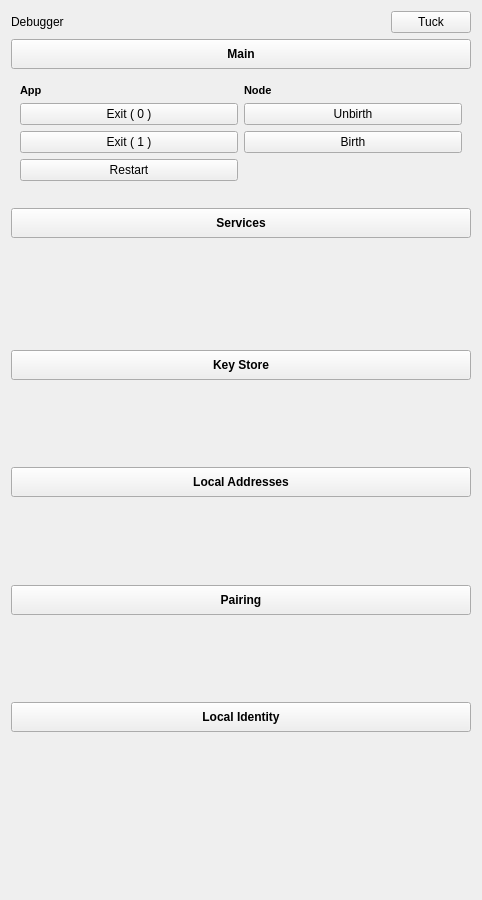
Before: the Qt Designer form integration/v2/src/libs/libuptime/widgets/uptime/ui/DebuggerWidget.ui in mrdeveloperdude/OctoMY, drawn with Qt 5.
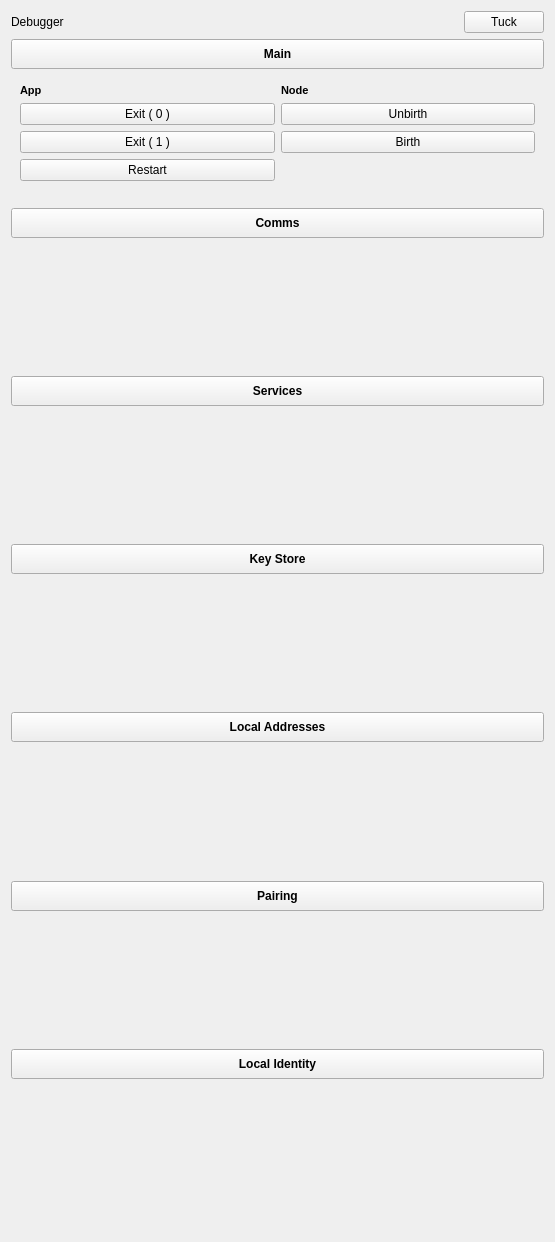
After: the same form once the commit is applied. Custom widgets are drawn as their Qt base class.

Commit message: Added Debug Widget for Comms

What changed in the file:
```diff
--- a/integration/v2/src/libs/libuptime/widgets/uptime/ui/DebuggerWidget.ui
+++ b/integration/v2/src/libs/libuptime/widgets/uptime/ui/DebuggerWidget.ui
@@ -6,8 +6,8 @@
    <rect>
     <x>0</x>
     <y>0</y>
-    <width>482</width>
-    <height>900</height>
+    <width>555</width>
+    <height>1242</height>
    </rect>
   </property>
   <property name="windowTitle">
@@ -311,6 +311,63 @@
      </layout>
     </widget>
    </item>
+   <item>
+    <widget class="QPushButton" name="pushButtonHeaderComms">
+     <property name="sizePolicy">
+      <sizepolicy hsizetype="Expanding" vsizetype="Minimum">
+       <horstretch>0</horstretch>
+       <verstretch>0</verstretch>
+      </sizepolicy>
+     </property>
+     <property name="minimumSize">
+      <size>
+       <width>0</width>
+       <height>30</height>
+      </size>
+     </property>
+     <property name="maximumSize">
+      <size>
+       <width>9999</width>
+       <height>30</height>
+      </size>
+     </property>
+     <property name="font">
+      <font>
+       <weight>75</weight>
+       <bold>true</bold>
+       <underline>false</underline>
+      </font>
+     </property>
+     <property name="toolTip">
+      <string>Toggle application options</string>
+     </property>
+     <property name="text">
+      <string>Comms</string>
+     </property>
+     <property name="checkable">
+      <bool>true</bool>
+     </property>
+     <property name="flat">
+      <bool>false</bool>
+     </property>
+    </widget>
+   </item>
+   <item>
+    <widget class="ServicesDebugWidget" name="widgetHeaderComms" native="true">
+     <property name="sizePolicy">
+      <sizepolicy hsizetype="Preferred" vsizetype="MinimumExpanding">
+       <horstretch>0</horstretch>
+       <verstretch>0</verstretch>
+      </sizepolicy>
+     </property>
+     <property name="minimumSize">
+      <size>
+       <width>0</width>
+       <height>100</height>
+      </size>
+     </property>
+    </widget>
+   </item>
    <item>
     <widget class="QPushButton" name="pushButtonHeaderServices">
      <property name="sizePolicy">
@@ -420,7 +477,7 @@
      <property name="minimumSize">
       <size>
        <width>0</width>
-       <height>10</height>
+       <height>100</height>
       </size>
      </property>
     </widget>
@@ -477,7 +534,7 @@
      <property name="minimumSize">
       <size>
        <width>0</width>
-       <height>10</height>
+       <height>100</height>
       </size>
      </property>
     </widget>
@@ -534,7 +591,7 @@
      <property name="minimumSize">
       <size>
        <width>0</width>
-       <height>10</height>
+       <height>100</height>
       </size>
      </property>
     </widget>
@@ -591,7 +648,7 @@
      <property name="minimumSize">
       <size>
        <width>0</width>
-       <height>10</height>
+       <height>100</height>
       </size>
      </property>
     </widget>
@@ -602,12 +659,12 @@
       <enum>Qt::Vertical</enum>
      </property>
      <property name="sizeType">
-      <enum>QSizePolicy::MinimumExpanding</enum>
+      <enum>QSizePolicy::Minimum</enum>
      </property>
      <property name="sizeHint" stdset="0">
       <size>
        <width>20</width>
-       <height>40</height>
+       <height>20</height>
       </size>
      </property>
     </spacer>
```
The commit also changes 3 other files.
